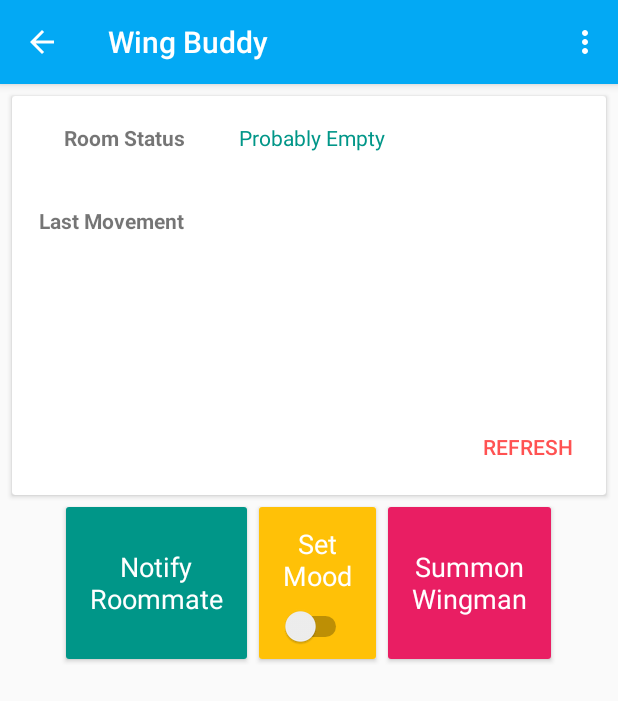
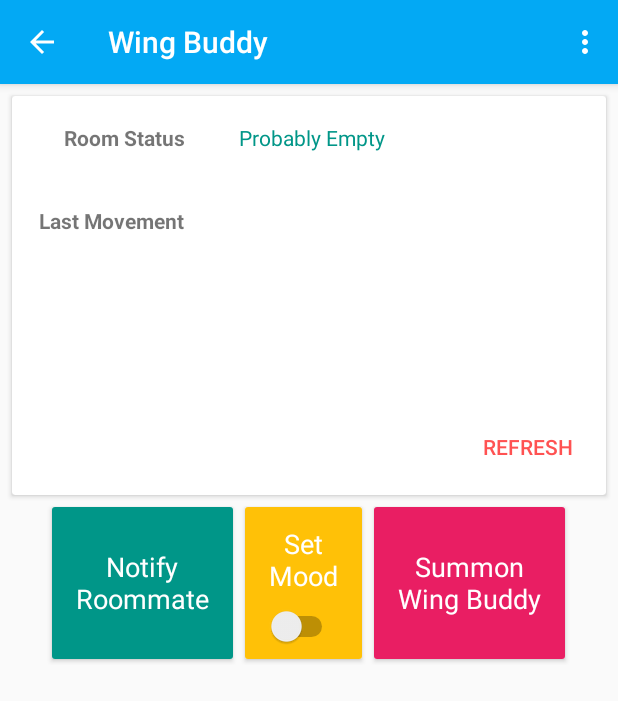
Before and after one commit to jiangshen/WingBuddy, an Android app: the MainActivity screen opened directly, with no data from a screen before it, in the options menu, after a tap on "Settings", on a phone screen of 412 x 824 dp. Shown: the top 701 px of the screen. Run offline under Robolectric (Android 15) with nearby library versions, the phone set to English and light mode, and no system bars; libraries missing offline, so code that uses them is left out: com.firebase.client; 7 statements that could not run were skipped.

Commit message:
Added list of nearby wingmen

```diff
--- a/app/src/main/java/codemonkey/wingbuddy/User.java
+++ b/app/src/main/java/codemonkey/wingbuddy/User.java
@@ -20,7 +20,7 @@ public class User {
     }
 
     public User(Map map) {
-        this.userName = ((String) map.get("userName"));
+        this.userName = ((String) map.get("name"));
         this.phoneNumber = ((String) map.get("phoneNumber"));
         this.wingPoints = ((long) map.get("wingPoints"));
         this.roommatePhoneNumber = ((String) map.get("roommatePhoneNumber"));
--- /dev/null
+++ b/app/src/main/java/codemonkey/wingbuddy/UserListAdapter.java
@@ -0,0 +1,73 @@
+package codemonkey.wingbuddy;
+
+import android.content.Context;
+import android.graphics.Bitmap;
+import android.graphics.BitmapFactory;
+import android.os.StrictMode;
+import android.view.LayoutInflater;
+import android.view.View;
+import android.view.ViewGroup;
+import android.widget.ArrayAdapter;
+import android.widget.ImageView;
+import android.widget.TextView;
+
+import java.io.BufferedInputStream;
+import java.io.IOException;
+import java.net.MalformedURLException;
+import java.net.URL;
+import java.net.URLConnection;
+import java.util.Date;
+import java.util.HashMap;
+import java.util.List;
+
+/**
+ * Created by Deb Banerji on 09-Apr-16.
+ */
+public class UserListAdapter extends ArrayAdapter<HashMap> {
+
+    private List users;
+
+    public UserListAdapter(Context context, int resource, List objects) {
+        super(context, resource, objects);
+        users = objects;
+
+        StrictMode.ThreadPolicy policy = new StrictMode.ThreadPolicy.Builder().permitAll().build();
+
+        StrictMode.setThreadPolicy(policy);
+    }
+
+    @Override
+    public View getView(int position, View convertView, ViewGroup parent) {
+
+        if (convertView == null) {
+            convertView = LayoutInflater.from(getContext()).
+                    inflate(R.layout.user_item, parent, false);
+        }
+
+        User user = (User) users.get(position);
+
+        TextView usernameText = (TextView) convertView.findViewById(R.id.usernameView);
+        usernameText.setText(user.getName());
+
+        TextView phoneNumberText = (TextView) convertView.findViewById(R.id.numberView);
+        phoneNumberText.setText("Phone number: " + user.getPhoneNumber());
+
+    //        if (article instanceof HashMap) {
+    //            HashMap<String, Object> m = (HashMap) article;
+    //            TextView titleText = (TextView) convertView.findViewById(com.example.SnapNews.R.id.titleText);
+    //            //titleText.setText((String) (m.get("title"))+(m.get("seen")).toString()); //debug statement
+    //            titleText.setText((String) (m.get("name")));
+    //            TextView summaryText = (TextView) convertView.findViewById(com.example.SnapNews.R.id.summaryText);
+    //            summaryText.setText((String) (m.get("summary")));
+    //            TextView timeText = (TextView) convertView.findViewById(com.example.SnapNews.R.id.timeText);
+    //            Date resultDate = new Date((long) (m.get("postTime")));
+    //            String stringDate = resultDate.toString();
+    //            String[] splitDate = stringDate.split(" ");
+    //            stringDate = "Shared: " + splitDate[0] + " " + splitDate[1] + " " + splitDate[2] + ", " + splitDate[3] + " ";
+    //            timeText.setText(stringDate);
+    //        }
+
+
+        return convertView;
+    }
+}
--- a/app/src/main/java/codemonkey/wingbuddy/WingmanListActivity.java
+++ b/app/src/main/java/codemonkey/wingbuddy/WingmanListActivity.java
@@ -1,5 +1,6 @@
 package codemonkey.wingbuddy;
 
+import android.content.Context;
 import android.content.Intent;
 import android.os.Bundle;
 import android.support.design.widget.FloatingActionButton;
@@ -7,25 +8,87 @@ import android.support.design.widget.Snackbar;
 import android.support.v7.app.AppCompatActivity;
 import android.support.v7.widget.Toolbar;
 import android.view.View;
+import android.widget.ListView;
+
+import com.firebase.client.ChildEventListener;
+import com.firebase.client.DataSnapshot;
+import com.firebase.client.Firebase;
+import com.firebase.client.FirebaseError;
+
+import java.util.ArrayList;
+import java.util.List;
+import java.util.Map;
 
 public class WingmanListActivity extends AppCompatActivity {
 
     String userName;
+    Firebase firebase;
+    List<User> userList;
+    UserListAdapter userListAdapter;
+    ListView userListView;
+    Intent intent;
 
     @Override
     protected void onCreate(Bundle savedInstanceState) {
         super.onCreate(savedInstanceState);
+        final Context rootContext = this;
         setContentView(R.layout.activity_wingman_list);
         Toolbar toolbar = (Toolbar) findViewById(R.id.toolbar);
         setSupportActionBar(toolbar);
 
         // Get the message from the intent
-        Intent intent = getIntent();
+        intent = getIntent();
         userName = intent.getStringExtra("user_name");
 
-        getSupportActionBar().setDisplayHomeAsUpEnabled(true);
+        userList = new ArrayList<>();
+        userListAdapter = new UserListAdapter(this, R.layout.user_item, userList);
+
+        userListView = (ListView) findViewById(R.id.user_list_view);
+        userListView.setAdapter(userListAdapter);
+
+        Firebase.setAndroidContext(this);
+        final Firebase firebase = new Firebase("https://wingbuddy.firebaseio.com/");
+
+        firebase.child("Users").addChildEventListener(new ChildEventListener() {
+            @Override
+            public void onChildAdded(DataSnapshot dataSnapshot, String s) {
+                if (dataSnapshot != null && dataSnapshot.getValue() != null) {
+                    User user = new User((Map) dataSnapshot.getValue());
+                    userName = intent.getStringExtra("user_name");
+//                    if (!user.getName().equals(userName)) {
+                    if (!user.getName().equals(userName)) {
+
+                        //add to list
+                        userList.add(user);
+                        userListAdapter = new UserListAdapter(rootContext, R.layout.user_item, userList);
+                        userListView.setAdapter(userListAdapter);
+                    }
+                }
+            }
+
+            @Override
+            public void onChildChanged(DataSnapshot dataSnapshot, String s) {
+
+            }
+
+            @Override
+            public void onChildRemoved(DataSnapshot dataSnapshot) {
+
+            }
+
+            @Override
+            public void onChildMoved(DataSnapshot dataSnapshot, String s) {
+
+            }
+
+            @Override
+            public void onCancelled(FirebaseError firebaseError) {
+
+            }
+        });
+
+//        getSupportActionBar().setDisplayHomeAsUpEnabled(true);
     }
 
 
-
 }
--- a/app/src/main/res/layout/activity_login.xml
+++ b/app/src/main/res/layout/activity_login.xml
@@ -121,7 +121,7 @@
                     android:id="@+id/text_friend_phone_number"
                     android:layout_width="match_parent"
                     android:layout_height="wrap_content"
-                    android:hint="Friend's Phone Number"
+                    android:hint="Roommate's Phone Number"
                     android:imeActionId="@+id/login"
                     android:imeActionLabel="@string/action_sign_in_short"
                     android:imeOptions="actionUnspecified"
--- a/app/src/main/res/layout/activity_main.xml
+++ b/app/src/main/res/layout/activity_main.xml
@@ -211,7 +211,7 @@
                 <TextView
                     android:layout_width="wrap_content"
                     android:layout_height="match_parent"
-                    android:text="Summon\nWingman"
+                    android:text="Summon\nWing Buddy"
                     android:gravity="center"
                     android:paddingLeft="16dp"
                     android:paddingRight="16dp"
```
Also changed, not shown: app/src/main/res/layout/activity_wingman_list.xml (+7 -0 lines), app/src/main/res/layout/user_item.xml (added, +19 -0 lines), 3 other files.
